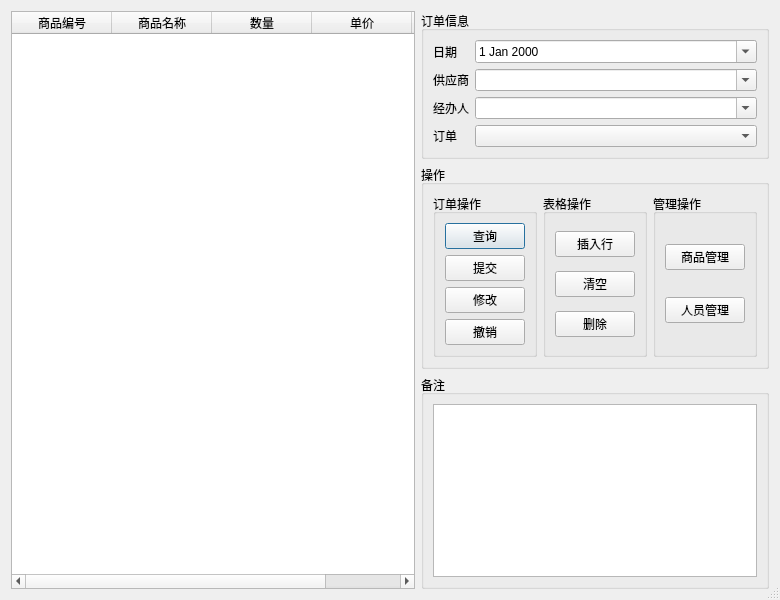
Qt form FrmBuyOrder.ui (linchengyuan/db) before a commit.
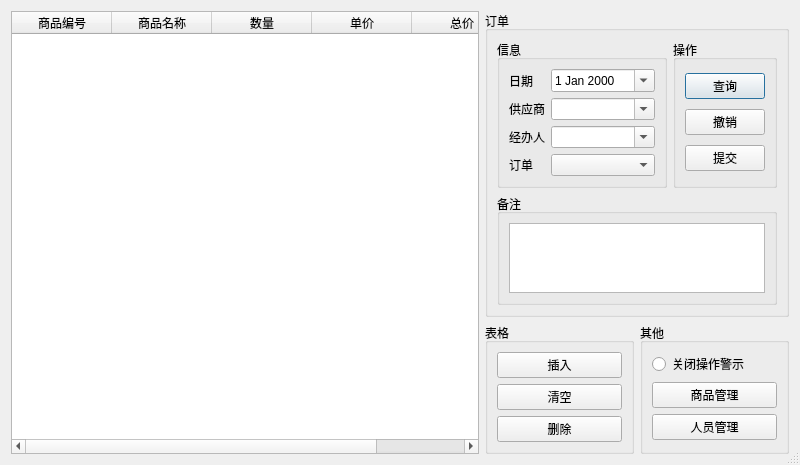
The same form after that commit.

```diff
--- a/FrmBuyOrder.ui
+++ b/FrmBuyOrder.ui
@@ -9,8 +9,8 @@
    <rect>
     <x>0</x>
     <y>0</y>
-    <width>780</width>
-    <height>600</height>
+    <width>800</width>
+    <height>443</height>
    </rect>
   </property>
   <property name="windowTitle">
@@ -22,74 +22,17 @@
   <property name="modal">
    <bool>false</bool>
   </property>
+  <layout class="QGridLayout" name="gridLayout_3">
+   <item row="0" column="1" colspan="2">
+    <widget class="QGroupBox" name="groupBox_7">
+     <property name="title">
+      <string>订单</string>
+     </property>
   <layout class="QGridLayout" name="gridLayout_2" columnstretch="1,0">
-   <item row="0" column="0" rowspan="3">
-    <widget class="QTableWidget" name="tableWidget">
-     <property name="sizePolicy">
-      <sizepolicy hsizetype="MinimumExpanding" vsizetype="Expanding">
-       <horstretch>0</horstretch>
-       <verstretch>0</verstretch>
-      </sizepolicy>
-     </property>
-     <property name="editTriggers">
-      <set>QAbstractItemView::AllEditTriggers</set>
-     </property>
-     <column>
-      <property name="text">
-       <string>商品编号</string>
-      </property>
-      <property name="font">
-       <font>
-        <pointsize>9</pointsize>
-       </font>
-      </property>
-     </column>
-     <column>
-      <property name="text">
-       <string>商品名称</string>
-      </property>
-      <property name="font">
-       <font>
-        <pointsize>9</pointsize>
-       </font>
-      </property>
-     </column>
-     <column>
-      <property name="text">
-       <string>数量</string>
-      </property>
-      <property name="font">
-       <font>
-        <pointsize>9</pointsize>
-       </font>
-      </property>
-     </column>
-     <column>
-      <property name="text">
-       <string>单价</string>
-      </property>
-      <property name="font">
-       <font>
-        <pointsize>9</pointsize>
-       </font>
-      </property>
-     </column>
-     <column>
-      <property name="text">
-       <string>总价</string>
-      </property>
-      <property name="font">
-       <font>
-        <pointsize>9</pointsize>
-       </font>
-      </property>
-     </column>
-    </widget>
-   </item>
-   <item row="0" column="1">
+      <item row="0" column="0">
     <widget class="QGroupBox" name="groupBox_4">
      <property name="title">
-      <string>订单信息</string>
+         <string>信息</string>
      </property>
      <layout class="QFormLayout" name="formLayout">
       <item row="0" column="0">
@@ -180,16 +123,10 @@
      </layout>
     </widget>
    </item>
-   <item row="1" column="1">
-    <widget class="QGroupBox" name="groupBox_5">
-     <property name="title">
-      <string>操作</string>
-     </property>
-     <layout class="QHBoxLayout" name="horizontalLayout">
-      <item>
+      <item row="0" column="1">
        <widget class="QGroupBox" name="groupBox_3">
         <property name="title">
-         <string>订单操作</string>
+         <string>操作</string>
         </property>
         <layout class="QVBoxLayout" name="verticalLayout_3">
          <item>
@@ -199,32 +136,6 @@
            </property>
           </widget>
          </item>
-         <item>
-          <widget class="QPushButton" name="pushButton">
-           <property name="sizePolicy">
-            <sizepolicy hsizetype="Minimum" vsizetype="Fixed">
-             <horstretch>0</horstretch>
-             <verstretch>0</verstretch>
-            </sizepolicy>
-           </property>
-           <property name="text">
-            <string>提交</string>
-           </property>
-          </widget>
-         </item>
-         <item>
-          <widget class="QPushButton" name="pushButton_6">
-           <property name="sizePolicy">
-            <sizepolicy hsizetype="Minimum" vsizetype="Fixed">
-             <horstretch>0</horstretch>
-             <verstretch>0</verstretch>
-            </sizepolicy>
-           </property>
-           <property name="text">
-            <string>修改</string>
-           </property>
-          </widget>
-         </item>
          <item>
           <widget class="QPushButton" name="pushButton_7">
            <property name="sizePolicy">
@@ -238,13 +149,54 @@
            </property>
           </widget>
          </item>
-        </layout>
-       </widget>
-      </item>
       <item>
+          <widget class="QPushButton" name="pushButton">
+           <property name="sizePolicy">
+            <sizepolicy hsizetype="Minimum" vsizetype="Fixed">
+             <horstretch>0</horstretch>
+             <verstretch>0</verstretch>
+            </sizepolicy>
+           </property>
+           <property name="text">
+            <string>提交</string>
+           </property>
+          </widget>
+         </item>
+        </layout>
+       </widget>
+      </item>
+      <item row="1" column="0" colspan="2">
+       <widget class="QGroupBox" name="groupBox_6">
+        <property name="sizePolicy">
+         <sizepolicy hsizetype="Preferred" vsizetype="Preferred">
+          <horstretch>0</horstretch>
+          <verstretch>0</verstretch>
+         </sizepolicy>
+        </property>
+        <property name="title">
+         <string>备注</string>
+        </property>
+        <layout class="QGridLayout" name="gridLayout">
+         <item row="0" column="0">
+          <widget class="QTextEdit" name="textEdit">
+           <property name="sizePolicy">
+            <sizepolicy hsizetype="Expanding" vsizetype="Expanding">
+             <horstretch>0</horstretch>
+             <verstretch>0</verstretch>
+            </sizepolicy>
+           </property>
+          </widget>
+         </item>
+        </layout>
+       </widget>
+      </item>
+     </layout>
+    </widget>
+   </item>
+   <item row="1" column="1">
        <widget class="QGroupBox" name="groupBox_2">
         <property name="title">
-         <string>表格操作</string>
+      <string>表格</string>
         </property>
         <layout class="QVBoxLayout" name="verticalLayout_2">
          <item>
@@ -256,7 +208,7 @@
             </sizepolicy>
            </property>
            <property name="text">
-            <string>插入行</string>
+         <string>插入</string>
            </property>
            <property name="checkable">
             <bool>false</bool>
@@ -286,12 +238,19 @@
         </layout>
        </widget>
       </item>
-      <item>
+   <item row="1" column="2">
        <widget class="QGroupBox" name="groupBox">
         <property name="title">
-         <string>管理操作</string>
+      <string>其他</string>
         </property>
         <layout class="QVBoxLayout" name="verticalLayout">
+      <item>
+       <widget class="QRadioButton" name="radioButton">
+        <property name="text">
+         <string>关闭操作警示</string>
+        </property>
+       </widget>
+      </item>
          <item>
           <widget class="QPushButton" name="pushButton_4">
            <property name="sizePolicy">
@@ -321,32 +280,67 @@
         </layout>
        </widget>
       </item>
-     </layout>
-    </widget>
-   </item>
-   <item row="2" column="1">
-    <widget class="QGroupBox" name="groupBox_6">
+   <item row="0" column="0" rowspan="2">
+    <widget class="QTableWidget" name="tableWidget">
      <property name="sizePolicy">
-      <sizepolicy hsizetype="Preferred" vsizetype="Preferred">
+      <sizepolicy hsizetype="MinimumExpanding" vsizetype="Expanding">
        <horstretch>0</horstretch>
        <verstretch>0</verstretch>
       </sizepolicy>
      </property>
-     <property name="title">
-      <string>备注</string>
+     <property name="editTriggers">
+      <set>QAbstractItemView::AllEditTriggers</set>
      </property>
-     <layout class="QGridLayout" name="gridLayout">
-      <item row="0" column="0">
-       <widget class="QTextEdit" name="textEdit">
-        <property name="sizePolicy">
-         <sizepolicy hsizetype="Expanding" vsizetype="Expanding">
-          <horstretch>0</horstretch>
-          <verstretch>0</verstretch>
-         </sizepolicy>
-        </property>
-       </widget>
-      </item>
-     </layout>
+     <column>
+      <property name="text">
+       <string>商品编号</string>
+      </property>
+      <property name="font">
+       <font>
+        <pointsize>9</pointsize>
+       </font>
+      </property>
+     </column>
+     <column>
+      <property name="text">
+       <string>商品名称</string>
+      </property>
+      <property name="font">
+       <font>
+        <pointsize>9</pointsize>
+       </font>
+      </property>
+     </column>
+     <column>
+      <property name="text">
+       <string>数量</string>
+      </property>
+      <property name="font">
+       <font>
+        <pointsize>9</pointsize>
+       </font>
+      </property>
+     </column>
+     <column>
+      <property name="text">
+       <string>单价</string>
+      </property>
+      <property name="font">
+       <font>
+        <pointsize>9</pointsize>
+       </font>
+      </property>
+     </column>
+     <column>
+      <property name="text">
+       <string>总价</string>
+      </property>
+      <property name="font">
+       <font>
+        <pointsize>9</pointsize>
+       </font>
+      </property>
+     </column>
     </widget>
    </item>
   </layout>
```
Lines whose indentation alone changed are shown as unchanged.
